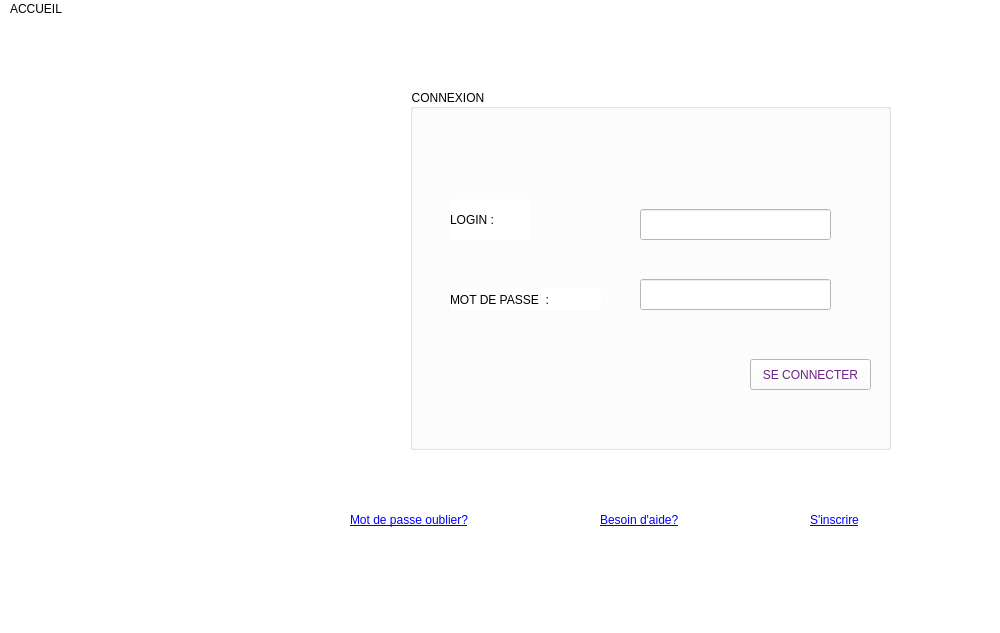
Old version of the form mainwindow.ui in the repository Me710/BEAUTY_CENTER_2A20.
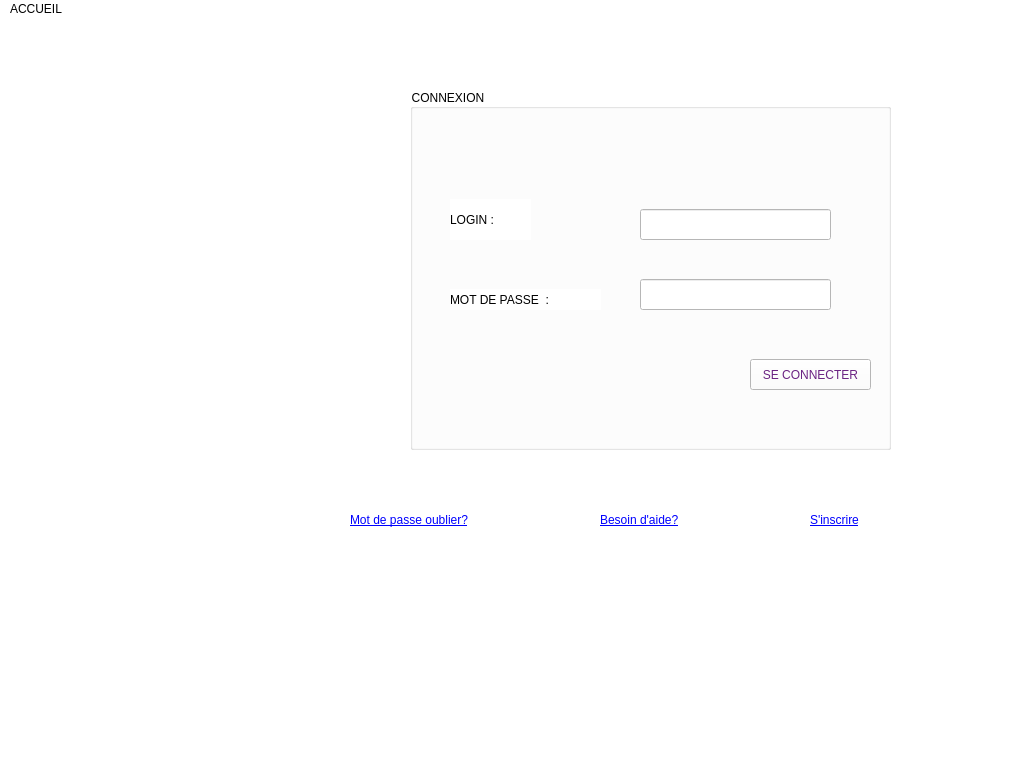
New version of the form. Icons and pictures are not drawn.

What changed in the file:
```diff
--- a/mainwindow.ui
+++ b/mainwindow.ui
@@ -6,8 +6,8 @@
    <rect>
     <x>0</x>
     <y>0</y>
-    <width>1000</width>
-    <height>633</height>
+    <width>1024</width>
+    <height>768</height>
    </rect>
   </property>
   <property name="windowTitle">
@@ -311,7 +311,7 @@
     <rect>
      <x>0</x>
      <y>0</y>
-     <width>1000</width>
+     <width>1024</width>
      <height>22</height>
     </rect>
    </property>
```
